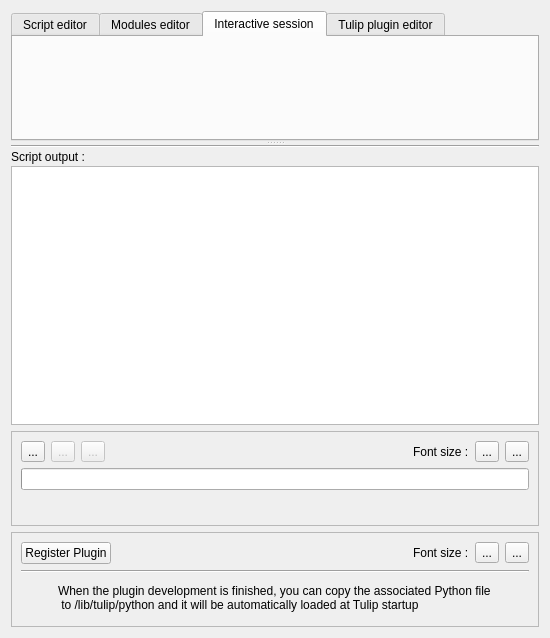
Above: plugins/view/pythonscriptview/PythonScriptViewWidget.ui from jalamao/tulip-1 before the change. Below: the same form after it.
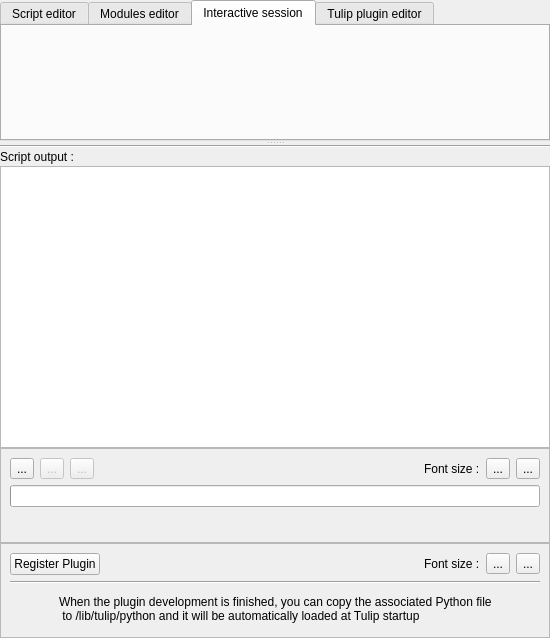
That is the form after the change. The open tabs and pages were chosen to show the change. Icons and pictures are not drawn. Custom widgets are drawn as their Qt base class.

Commit message: - bug fixes and improvements for windows platform

```diff
--- a/plugins/view/pythonscriptview/PythonScriptViewWidget.ui
+++ b/plugins/view/pythonscriptview/PythonScriptViewWidget.ui
@@ -20,6 +20,12 @@
    <string>Form</string>
   </property>
   <layout class="QVBoxLayout" name="verticalLayout_7">
+   <property name="spacing">
+    <number>0</number>
+   </property>
+   <property name="margin">
+    <number>0</number>
+   </property>
    <item>
     <widget class="QSplitter" name="splitter">
      <property name="orientation">
@@ -144,6 +150,12 @@
         <string>Interactive session</string>
        </attribute>
        <layout class="QVBoxLayout" name="verticalLayout_5">
+        <property name="spacing">
+         <number>1</number>
+        </property>
+        <property name="margin">
+         <number>1</number>
+        </property>
         <item>
          <widget class="PythonShellWidget" name="pythonShellWidget" native="true"/>
         </item>
```
The commit also changes 7 other files.
